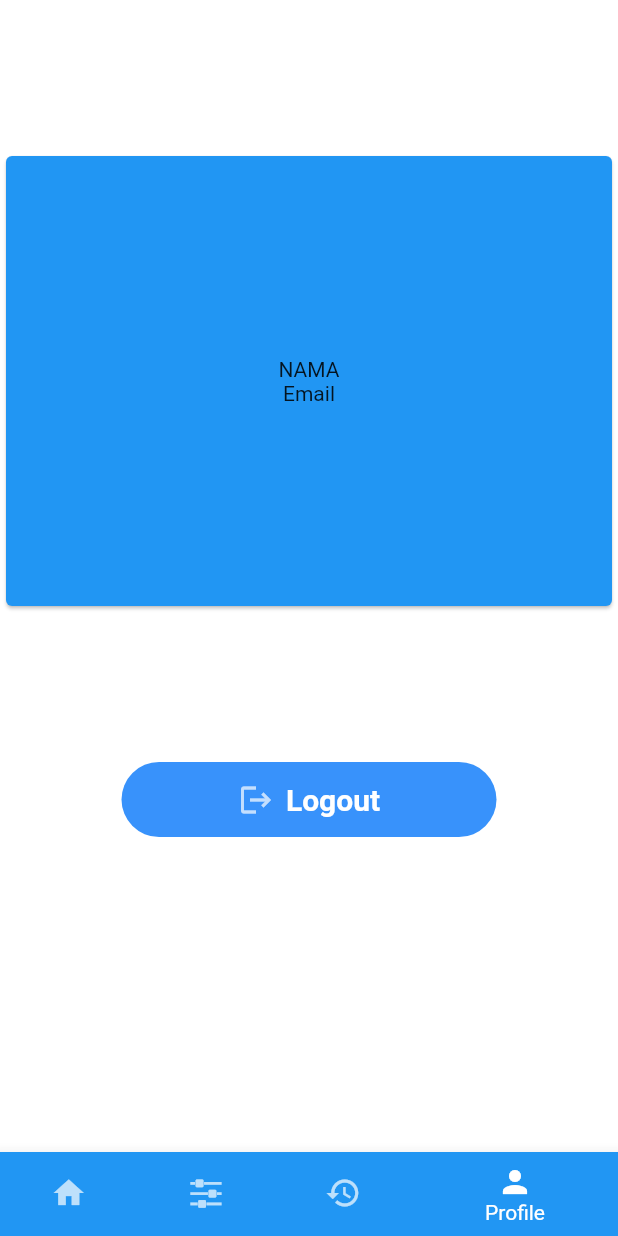
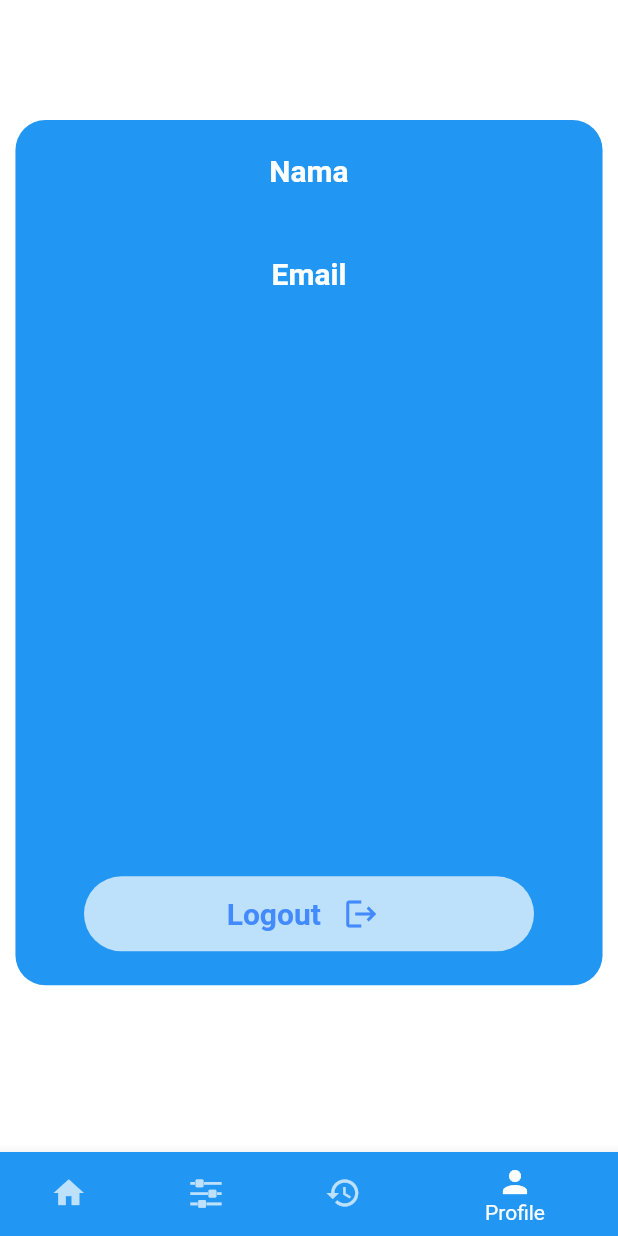
Before and after one commit to Alvi19/smarthome, a Flutter app: the BottomNavigationBarExample screen opened directly, item 4 of the bottom bar chosen, on a phone screen of 412 x 824 dp. Run offline on Flutter 3.47's test engine with Material 2 defaults, Android fonts, the phone set to English and light mode, and no system bars; our stand-ins replace shared_preferences; missing offline and left inert: flutter_web_frame, mqtt_client, simple_barcode_scanner; accounts and stored records are empty; network calls fail.

Commit message:
first commit

```diff
--- a/lib/kendali.dart
+++ b/lib/kendali.dart
@@ -10,7 +10,7 @@ import 'package:flutter/material.dart';
 import 'package:mqtt_client/mqtt_client.dart';
 import 'package:mqtt_client/mqtt_server_client.dart';
 import 'package:shared_preferences/shared_preferences.dart';
-import 'package:mqtt_client/mqtt_browser_client.dart';
+// import 'package:mqtt_client/mqtt_browser_client.dart';
 
 var connected = false;
 
@@ -27,8 +27,10 @@ class Kendali extends StatefulWidget {
 var client_id =
     'app-iot-kendali' + DateTime.now().millisecondsSinceEpoch.toString();
 
-final client = MqttBrowserClient('ws://test.mosquitto.org/mqtt', client_id);
-// final client = MqttServerClient('test.mosquitto.org', client_id);
+// Web
+// final client = MqttBrowserClient('ws://test.mosquitto.org/mqtt', client_id);
+// Apk
+final client = MqttServerClient('test.mosquitto.org', client_id);
 
 var pongCount = 0; // Pong counter
 
@@ -192,7 +194,7 @@ class _KendaliState extends State<Kendali> {
                 child: Column(
                   children: [
                     Container(
-                      height: 30,
+                      height: 45,
                     ),
                     Image.asset(
                       'assets/images/banner.png',
--- a/lib/monitoring.dart
+++ b/lib/monitoring.dart
@@ -11,7 +11,7 @@ import 'package:flutter/foundation.dart';
 import 'package:flutter/material.dart';
 import 'package:flutter/src/widgets/container.dart';
 import 'package:flutter/src/widgets/framework.dart';
-import 'package:mqtt_client/mqtt_browser_client.dart';
+// import 'package:mqtt_client/mqtt_browser_client.dart';
 import 'package:mqtt_client/mqtt_client.dart';
 import 'package:mqtt_client/mqtt_server_client.dart';
 import 'package:shared_preferences/shared_preferences.dart';
@@ -35,8 +35,10 @@ class home extends StatefulWidget {
 var client_id =
     'app-iot-monitoring' + DateTime.now().millisecondsSinceEpoch.toString();
 
-final client = MqttBrowserClient('ws://test.mosquitto.org/mqtt', client_id);
-// final client = MqttServerClient('test.mosquitto.org', client_id);
+// Web
+// final client = MqttBrowserClient('ws://test.mosquitto.org/mqtt', client_id);
+// Apk
+final client = MqttServerClient('test.mosquitto.org', client_id);
 
 var pongCount = 0; // Pong counter
 
@@ -226,7 +228,7 @@ class _homeState extends State<home> {
                 child: Column(
                   children: [
                     Container(
-                      height: 30,
+                      height: 45,
                     ),
                     Image.asset(
                       'assets/images/banner.png',
--- a/lib/profile.dart
+++ b/lib/profile.dart
@@ -14,53 +14,78 @@ class _ProfileState extends State<Profile> {
   @override
   Widget build(BuildContext context) {
     return Container(
-      padding: EdgeInsets.only(top: 100),
+      padding: EdgeInsets.only(top: 80),
       child: Column(
-        crossAxisAlignment: CrossAxisAlignment.start,
+        crossAxisAlignment: CrossAxisAlignment.center,
         children: [
-          Card(
-            color: Colors.blue,
-            child: SizedBox(
-              height: 300,
-              width: MediaQuery.of(context).size.width,
+          Container(
+            height: MediaQuery.of(context).size.height * 0.70,
+            width: MediaQuery.of(context).size.width * 0.95,
+            decoration: BoxDecoration(
+                borderRadius: BorderRadius.circular(20), color: Colors.blue),
+            child: Row(
+              children: [
+                Expanded(
                   child: Column(
-                mainAxisAlignment: MainAxisAlignment.center,
-                children: [Text('NAMA'), Text('Email')],
+                    mainAxisAlignment: MainAxisAlignment.spaceAround,
+                    crossAxisAlignment: CrossAxisAlignment.center,
+                    children: [
+                      Text(
+                        'Nama',
+                        style: TextStyle(
+                            fontSize: 20,
+                            fontWeight: FontWeight.w600,
+                            color: Colors.white),
                       ),
+                      // Container(
+                      //   height: 1,
+                      // ),
+                      Text(
+                        'Email',
+                        style: TextStyle(
+                            fontSize: 20,
+                            fontWeight: FontWeight.w600,
+                            color: Colors.white),
                       ),
-          ),
-          SizedBox(height: 100),
+                      SizedBox(height: 300),
                       Align(
                         alignment: Alignment.bottomCenter,
                         child: Material(
                           borderRadius: BorderRadius.circular(25),
-              color: Color(0xff3892FB),
+                          color: Colors.white70,
                           child: InkWell(
                             onTap: () async {
                               Network().postData('/logout', {});
-                  var localStorage = await SharedPreferences.getInstance();
+                              var localStorage =
+                                  await SharedPreferences.getInstance();
                               localStorage.remove('token');
                               Navigator.of(context).pushReplacement(
-                    MaterialPageRoute(builder: ((context) => Login())),
+                                MaterialPageRoute(
+                                    builder: ((context) => Login())),
                               );
                             },
                             borderRadius: BorderRadius.circular(25),
                             child: Container(
-                  width: 250,
+                              // height: MediaQuery.of(context).size.height * 0.10,
+                              // width: MediaQuery.of(context).size.width * 0.90,
+                              width: 300,
                               height: 50,
                               alignment: Alignment.center,
                               child: Row(
                                 mainAxisAlignment: MainAxisAlignment.center,
                                 children: [
-                      Icon(Icons.logout, color: Colors.white70),
-                      SizedBox(width: 8),
-                      Text(
+                                  Padding(
+                                    padding: EdgeInsets.only(right: 15),
+                                    child: Text(
                                       'Logout',
                                       style: TextStyle(
                                           fontSize: 20,
                                           fontWeight: FontWeight.w700,
-                            color: Colors.white),
+                                          color: Colors.blueAccent),
                                     ),
+                                  ),
+                                  Icon(Icons.logout, color: Colors.blueAccent),
+                                  SizedBox(width: 8),
                                 ],
                               ),
                             ),
@@ -69,6 +94,50 @@ class _ProfileState extends State<Profile> {
                       ),
                     ],
                   ),
+                ),
+              ],
+            ),
+          ),
+          // SizedBox(height: 50),
+          // Align(
+          //   alignment: Alignment.bottomCenter,
+          //   child: Material(
+          //     borderRadius: BorderRadius.circular(25),
+          //     color: Color(0xff3892FB),
+          //     child: InkWell(
+          //       onTap: () async {
+          //         Network().postData('/logout', {});
+          //         var localStorage = await SharedPreferences.getInstance();
+          //         localStorage.remove('token');
+          //         Navigator.of(context).pushReplacement(
+          //           MaterialPageRoute(builder: ((context) => Login())),
+          //         );
+          //       },
+          //       borderRadius: BorderRadius.circular(25),
+          //       child: Container(
+          //         width: 250,
+          //         height: 50,
+          //         alignment: Alignment.center,
+          //         child: Row(
+          //           mainAxisAlignment: MainAxisAlignment.center,
+          //           children: [
+          //             Icon(Icons.logout, color: Colors.white70),
+          //             SizedBox(width: 8),
+          //             Text(
+          //               'Logout',
+          //               style: TextStyle(
+          //                   fontSize: 20,
+          //                   fontWeight: FontWeight.w700,
+          //                   color: Colors.white),
+          //             ),
+          //           ],
+          //         ),
+          //       ),
+          //     ),
+          //   ),
+          // ),
+        ],
+      ),
     );
   }
 }
--- a/lib/scanner.dart
+++ b/lib/scanner.dart
@@ -34,7 +34,7 @@ class _ScannerPageState extends State<ScannerPage> {
               setState(() {
                 if (res is String) {
                   result = res;
-                  if (result.substring(0, 8) == 'app-iot-') {
+                  if (result.substring(0, 8) == 'app-iot/') {
                     Network().postData('/perangkat', {'qr_code': result});
                     Navigator.of(context).pushReplacement(MaterialPageRoute(
                         builder: ((context) => BottomNavigationBarExample())));
```
Also changed, not shown: pubspec.yaml (+9 -0 lines), pubspec.lock, 5 other files. Lines whose indentation alone changed are shown as unchanged.
